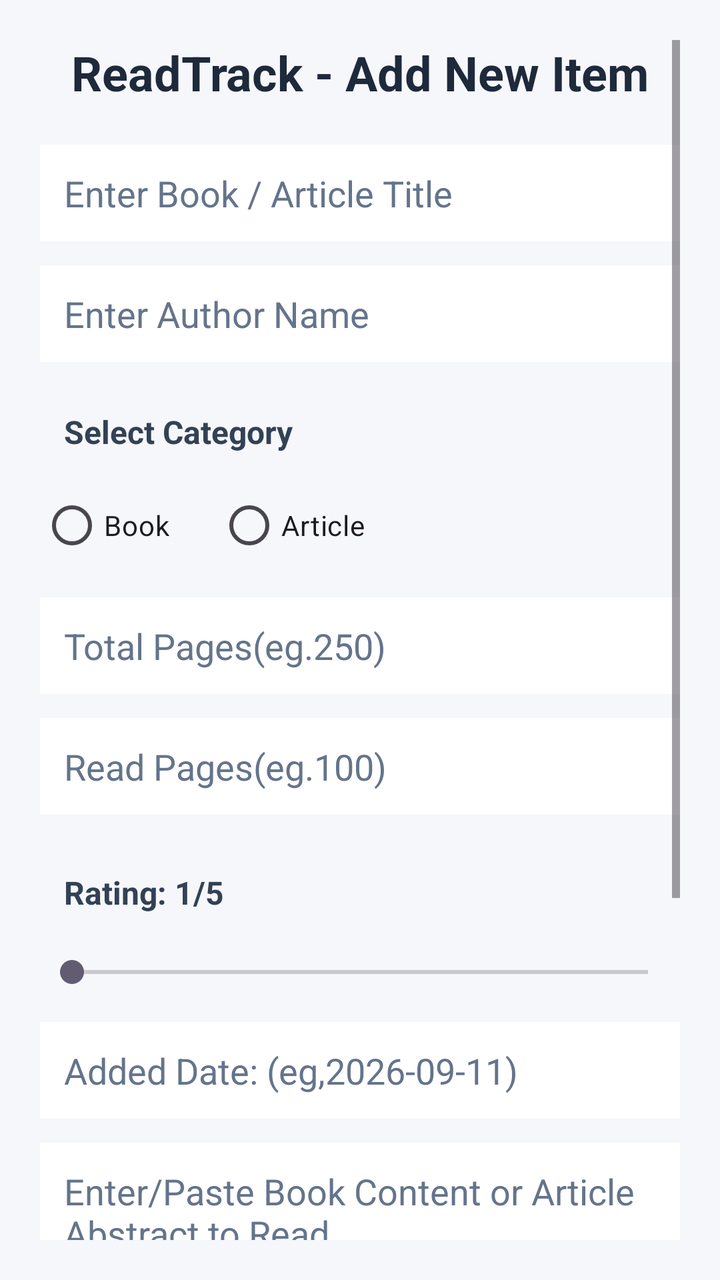
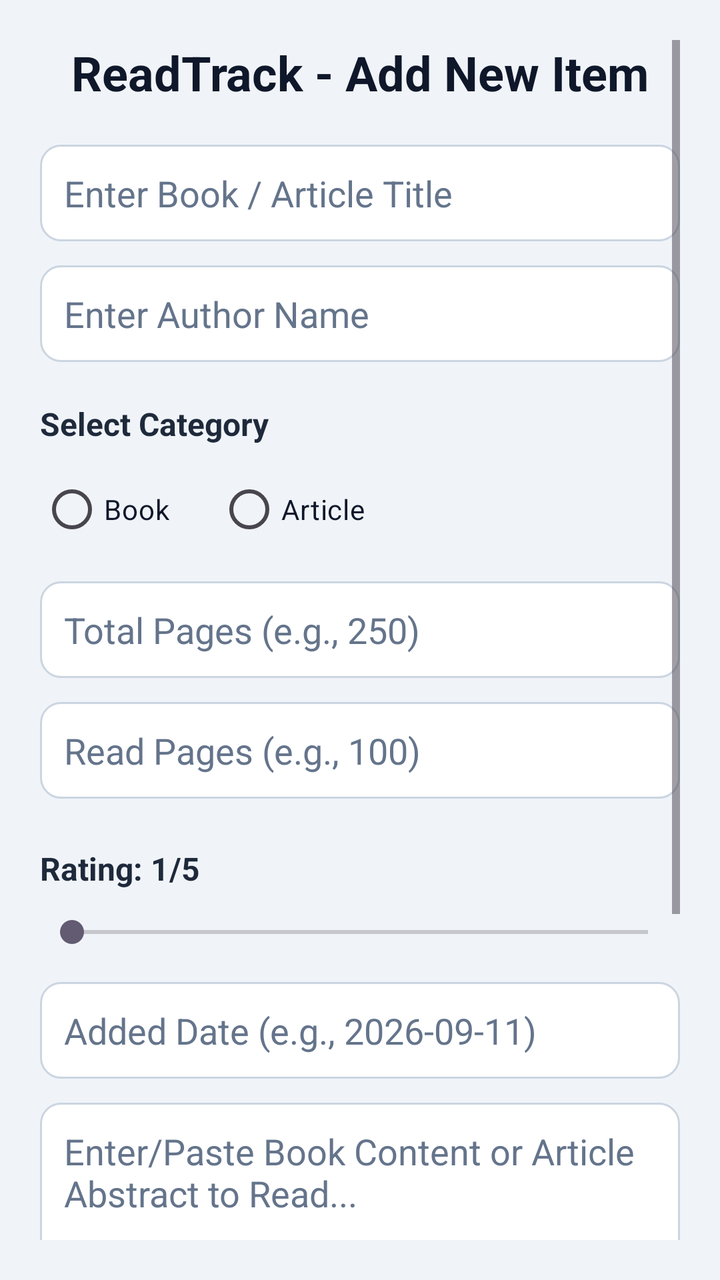

Compare the two renders of this Android layout. The source of the first and the diff that turns it into the second are given below.
<!-- AndroidManifest.xml: application theme Theme.Myapp -->
<!-- res/layout/activity_main.xml -->
<?xml version="1.0" encoding="utf-8"?>
<ScrollView xmlns:android="http://schemas.android.com/apk/res/android"
    xmlns:app="http://schemas.android.com/apk/res-auto"
    xmlns:tools="http://schemas.android.com/tools"
    android:id="@+id/main"
    android:layout_width="match_parent"
    android:layout_height="match_parent"
    tools:context=".MainActivity"
    android:background="#F5F7FA"
    android:padding="20dp">

    <LinearLayout
        android:layout_width="match_parent"
        android:layout_height="wrap_content"
        android:orientation="vertical">

        <TextView
            android:layout_width="match_parent"
            android:layout_height="wrap_content"
            android:text="ReadTrack - Add New Item"
            android:textSize="24sp"
            android:textStyle="bold"
            android:textColor="#1E293B"
            android:gravity="center"
            android:layout_marginBottom="20dp"/>

        <EditText
            android:layout_width="match_parent"
            android:layout_height="wrap_content"
            android:id="@+id/etTitle"
            android:hint="Enter Book / Article Title"
            android:inputType="text"
            android:padding="12dp"
            android:background="#FFFFFF"
            android:layout_marginBottom="12dp"
            android:textColorHint="#64748B"
            android:textColor="#0F172A"/>

        <EditText
            android:layout_width="match_parent"
            android:layout_height="wrap_content"
            android:id="@+id/etAuthor"
            android:hint="Enter Author Name"
            android:inputType="text"
            android:padding="12dp"
            android:background="#FFFFFF"
            android:layout_marginBottom="12dp"
            android:textColorHint="#64748B"
            android:textColor="#0F172A"/>
        
        <TextView
            android:layout_width="wrap_content"
            android:layout_height="wrap_content"
            android:text="Select Category"
            android:textSize="16sp"
            android:textStyle="bold"
            android:textColor="#334155"
            android:padding="12dp"/>
        <RadioGroup
            android:layout_width="wrap_content"
            android:layout_height="wrap_content"
            android:id="@+id/rgCategory"
            android:orientation="horizontal"
            android:layout_marginBottom="12dp">
            
            <RadioButton
                android:layout_width="wrap_content"
                android:layout_height="wrap_content"
                android:id="@+id/rbBook"
                android:text="Book"
                android:layout_marginRight="24dp"/>
            <RadioButton
                android:layout_width="wrap_content"
                android:layout_height="wrap_content"
                android:id="@+id/rbArticle"
                android:text="Article"
                android:layout_marginRight="24dp"/>
        </RadioGroup>
        <EditText
            android:layout_width="match_parent"
            android:layout_height="wrap_content"
            android:id="@+id/etTotalPages"
            android:inputType="number"
            android:padding="12dp"
            android:hint="Total Pages(eg.250)"
            android:background="#FFFFFF"
            android:layout_marginBottom="12dp"
            android:textColorHint="#64748B"
            android:textColor="#0F172A"/>
        <EditText
            android:layout_width="match_parent"
            android:layout_height="wrap_content"
            android:id="@+id/etReadPages"
            android:inputType="number"
            android:hint="Read Pages(eg.100)"
            android:padding="12dp"
            android:background="#FFFFFF"
            android:layout_marginBottom="12dp"
            android:textColorHint="#64748B"
            android:textColor="#0F172A"/>
        <TextView
            android:layout_width="wrap_content"
            android:layout_height="wrap_content"
            android:id="@+id/tvRating"
            android:text="Rating: 1/5"
            android:padding="12dp"
            android:textSize="16sp"
            android:textStyle="bold"
            android:textColor="#334155"
            android:layout_marginTop="4dp"/>
        <SeekBar
            android:layout_width="match_parent"
            android:layout_height="wrap_content"
            android:id="@+id/sbRating"
            android:max="5"
            android:layout_marginTop="8dp"
            android:layout_marginBottom="16dp"/>
        <EditText
            android:layout_width="match_parent"
            android:layout_height="wrap_content"
            android:id="@+id/etDate"
            android:hint="Added Date: (eg,2026-09-11)"
            android:inputType="date"
            android:padding="12dp"
            android:background="#FFFFFF"
            android:layout_marginBottom="12dp"
            android:textColorHint="#64748B"
            android:textColor="#0F172A"/>
        <EditText
            android:id="@+id/etContent"
            android:layout_width="match_parent"
            android:layout_height="120dp"
            android:hint="Enter/Paste Book Content or Article Abstract to Read..."
            android:textColorHint="#64748B"
            android:textColor="#0F172A"
            android:inputType="textMultiLine"
            android:gravity="top|start"
            android:padding="12dp"
            android:background="#FFFFFF"
            android:layout_marginBottom="12dp" />
        <EditText
            android:id="@+id/etPdfUrl"
            android:layout_width="match_parent"
            android:layout_height="wrap_content"
            android:hint="PDF Download Link / URL (e.g., https://...)"
            android:textColorHint="#64748B"
            android:textColor="#0F172A"
            android:inputType="textUri"
            android:padding="12dp"
            android:background="#FFFFFF"
            android:layout_marginBottom="12dp" />
        <Button
            android:layout_width="match_parent"
            android:layout_height="wrap_content"
            android:id="@+id/btnSave"
            android:text="Save Record"
            android:textSize="16sp"
            android:textStyle="bold"
            android:backgroundTint="#2563EB"
            android:padding="12dp"
            android:textColor="#FFFFFF"
            android:layout_marginBottom="12dp"/>
        
        <Button
            android:layout_width="match_parent"
            android:layout_height="wrap_content"
            android:id="@+id/btnViewList"
            android:text="View Reading List"
            android:textSize="16sp"
            android:textStyle="bold"
            android:backgroundTint="#10B981"
            android:padding="12dp"
            android:textColor="#FFFFFF"
            android:layout_marginBottom="12dp"/>
    </LinearLayout>
</ScrollView>
<!-- resources referenced by this layout -->
<resources>
  <style name="Theme.Myapp" parent="Base.Theme.Myapp" />
  <style name="Base.Theme.Myapp" parent="Theme.Material3.DayNight.NoActionBar">
          
          
      </style>
</resources>

<!-- the commit's change to res/layout/activity_main.xml (unified diff, before → after) -->
@@ -6,7 +6,7 @@
     android:layout_width="match_parent"
     android:layout_height="match_parent"
     tools:context=".MainActivity"
-    android:background="#F5F7FA"
+    android:background="#F0F4F8"
     android:padding="20dp">
 
     <LinearLayout
@@ -20,30 +20,30 @@
             android:text="ReadTrack - Add New Item"
             android:textSize="24sp"
             android:textStyle="bold"
-            android:textColor="#1E293B"
+            android:textColor="#0F172A"
             android:gravity="center"
             android:layout_marginBottom="20dp"/>
 
         <EditText
+            android:id="@+id/etTitle"
             android:layout_width="match_parent"
             android:layout_height="wrap_content"
-            android:id="@+id/etTitle"
             android:hint="Enter Book / Article Title"
             android:inputType="text"
             android:padding="12dp"
-            android:background="#FFFFFF"
+            android:background="@drawable/bg_edit_text"
             android:layout_marginBottom="12dp"
             android:textColorHint="#64748B"
             android:textColor="#0F172A"/>
 
         <EditText
+            android:id="@+id/etAuthor"
             android:layout_width="match_parent"
             android:layout_height="wrap_content"
-            android:id="@+id/etAuthor"
             android:hint="Enter Author Name"
             android:inputType="text"
             android:padding="12dp"
-            android:background="#FFFFFF"
+            android:background="@drawable/bg_edit_text"
             android:layout_marginBottom="12dp"
             android:textColorHint="#64748B"
             android:textColor="#0F172A"/>
@@ -54,78 +54,86 @@
             android:text="Select Category"
             android:textSize="16sp"
             android:textStyle="bold"
-            android:textColor="#334155"
-            android:padding="12dp"/>
+            android:textColor="#1E293B"
+            android:paddingVertical="8dp"/>
         <RadioGroup
+            android:id="@+id/rgCategory"
             android:layout_width="wrap_content"
             android:layout_height="wrap_content"
-            android:id="@+id/rgCategory"
             android:orientation="horizontal"
             android:layout_marginBottom="12dp">
             
             <RadioButton
+                android:id="@+id/rbBook"
                 android:layout_width="wrap_content"
                 android:layout_height="wrap_content"
-                android:id="@+id/rbBook"
                 android:text="Book"
+                android:textColor="#0F172A"
                 android:layout_marginRight="24dp"/>
             <RadioButton
+                android:id="@+id/rbArticle"
                 android:layout_width="wrap_content"
                 android:layout_height="wrap_content"
-                android:id="@+id/rbArticle"
                 android:text="Article"
+                android:textColor="#0F172A"
                 android:layout_marginRight="24dp"/>
         </RadioGroup>
+
         <EditText
+            android:id="@+id/etTotalPages"
             android:layout_width="match_parent"
             android:layout_height="wrap_content"
-            android:id="@+id/etTotalPages"
             android:inputType="number"
             android:padding="12dp"
-            android:hint="Total Pages(eg.250)"
-            android:background="#FFFFFF"
+            android:hint="Total Pages (e.g., 250)"
+            android:background="@drawable/bg_edit_text"
             android:layout_marginBottom="12dp"
             android:textColorHint="#64748B"
             android:textColor="#0F172A"/>
+
         <EditText
+            android:id="@+id/etReadPages"
             android:layout_width="match_parent"
             android:layout_height="wrap_content"
-            android:id="@+id/etReadPages"
             android:inputType="number"
-            android:hint="Read Pages(eg.100)"
+            android:hint="Read Pages (e.g., 100)"
             android:padding="12dp"
-            android:background="#FFFFFF"
+            android:background="@drawable/bg_edit_text"
             android:layout_marginBottom="12dp"
             android:textColorHint="#64748B"
             android:textColor="#0F172A"/>
+
         <TextView
+            android:id="@+id/tvRating"
             android:layout_width="wrap_content"
             android:layout_height="wrap_content"
-            android:id="@+id/tvRating"
             android:text="Rating: 1/5"
-            android:padding="12dp"
+            android:paddingVertical="8dp"
             android:textSize="16sp"
             android:textStyle="bold"
-            android:textColor="#334155"
+            android:textColor="#1E293B"
             android:layout_marginTop="4dp"/>
+
         <SeekBar
+            android:id="@+id/sbRating"
             android:layout_width="match_parent"
             android:layout_height="wrap_content"
-            android:id="@+id/sbRating"
             android:max="5"
-            android:layout_marginTop="8dp"
+            android:layout_marginTop="4dp"
             android:layout_marginBottom="16dp"/>
+
         <EditText
+            android:id="@+id/etDate"
             android:layout_width="match_parent"
             android:layout_height="wrap_content"
-            android:id="@+id/etDate"
-            android:hint="Added Date: (eg,2026-09-11)"
+            android:hint="Added Date (e.g., 2026-09-11)"
             android:inputType="date"
             android:padding="12dp"
-            android:background="#FFFFFF"
+            android:background="@drawable/bg_edit_text"
             android:layout_marginBottom="12dp"
             android:textColorHint="#64748B"
             android:textColor="#0F172A"/>
+
         <EditText
             android:id="@+id/etContent"
             android:layout_width="match_parent"
@@ -136,8 +144,9 @@
             android:inputType="textMultiLine"
             android:gravity="top|start"
             android:padding="12dp"
-            android:background="#FFFFFF"
+            android:background="@drawable/bg_edit_text"
             android:layout_marginBottom="12dp" />
+
         <EditText
             android:id="@+id/etPdfUrl"
             android:layout_width="match_parent"
@@ -147,12 +156,13 @@
             android:textColor="#0F172A"
             android:inputType="textUri"
             android:padding="12dp"
-            android:background="#FFFFFF"
-            android:layout_marginBottom="12dp" />
+            android:background="@drawable/bg_edit_text"
+            android:layout_marginBottom="16dp" />
+
         <Button
+            android:id="@+id/btnSave"
             android:layout_width="match_parent"
             android:layout_height="wrap_content"
-            android:id="@+id/btnSave"
             android:text="Save Record"
             android:textSize="16sp"
             android:textStyle="bold"
@@ -162,9 +172,9 @@
             android:layout_marginBottom="12dp"/>
         
         <Button
+            android:id="@+id/btnViewList"
             android:layout_width="match_parent"
             android:layout_height="wrap_content"
-            android:id="@+id/btnViewList"
             android:text="View Reading List"
             android:textSize="16sp"
             android:textStyle="bold"
<!-- resource entries referenced after the edit -->
@@ -1,5 +1,13 @@
 <!-- resources referenced by this layout -->
 <resources>
+  <!-- drawable bg_edit_text (drawable) -->
+  <?xml version="1.0" encoding="utf-8"?>
+  <shape xmlns:android="http://schemas.android.com/apk/res/android"
+      android:shape="rectangle">
+      <solid android:color="#FFFFFF" />
+      <stroke android:width="1dp" android:color="#CBD5E1" />
+      <corners android:radius="10dp" />
+  </shape>
   <style name="Theme.Myapp" parent="Base.Theme.Myapp" />
   <style name="Base.Theme.Myapp" parent="Theme.Material3.DayNight.NoActionBar">
           
